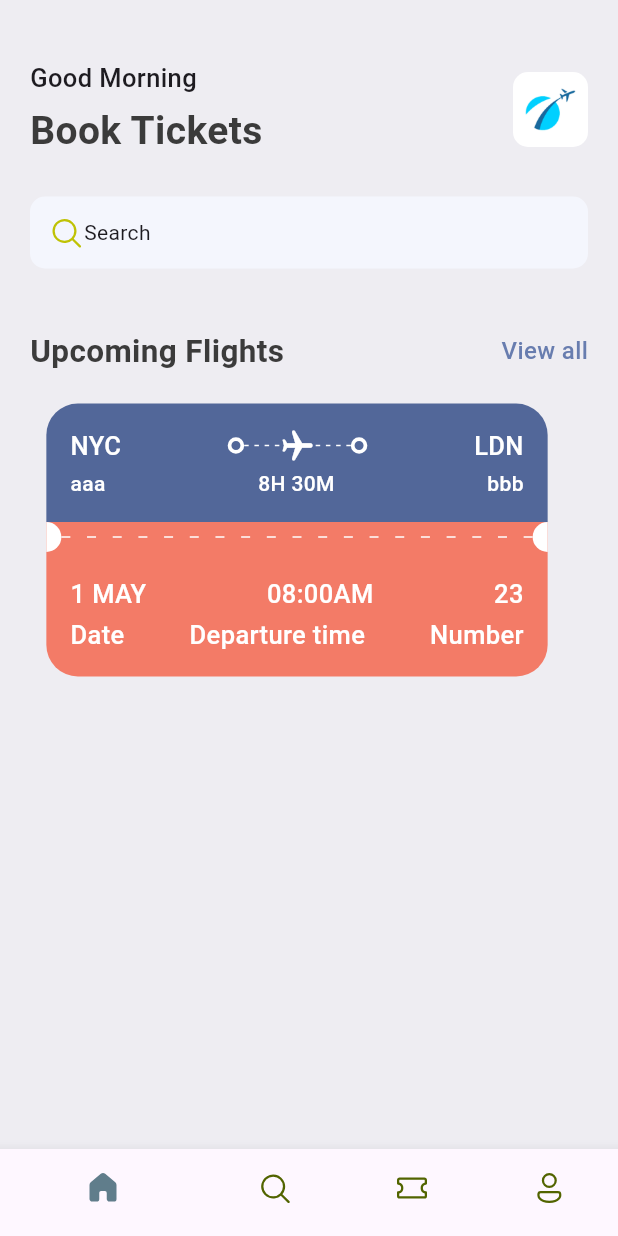
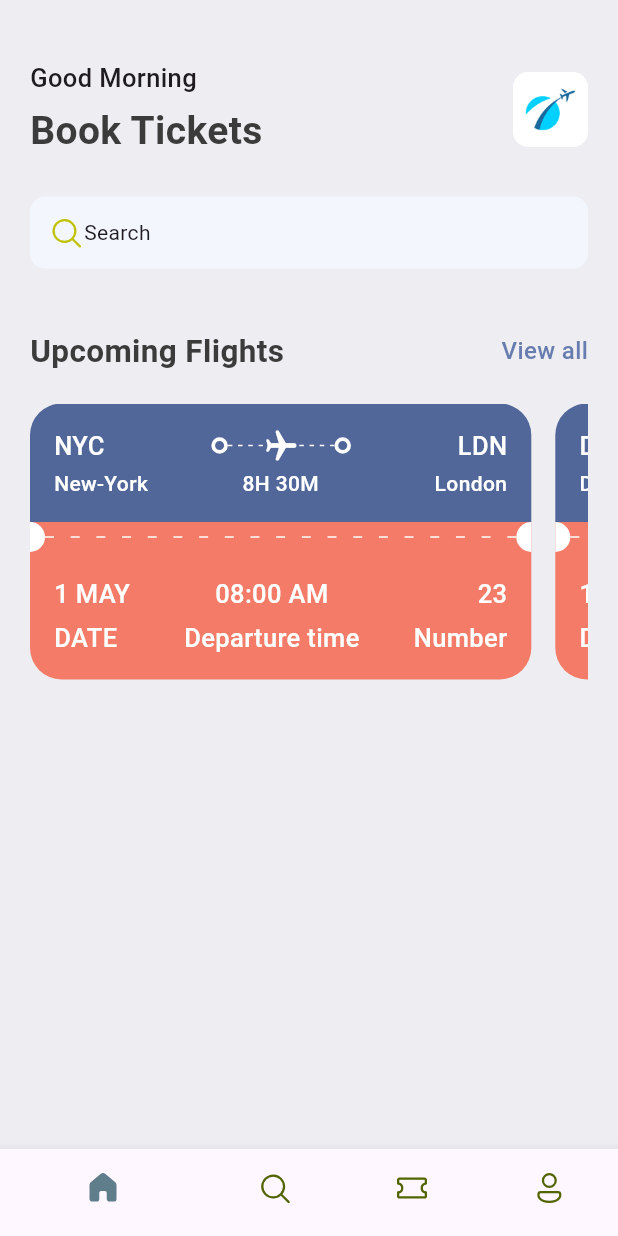
Before and after one commit to rodgers-munene/ticket_app, a Flutter app: the screen it shows after launch, on a phone screen of 412 x 824 dp. Run offline on Flutter 3.47's test engine with Material 3 defaults, Android fonts, the phone set to English and light mode, and no system bars; our stand-ins replace fluentui_icons.

Commit message:
mapping items for a list of maps and dynamically updating the data in the screen

```diff
--- /dev/null
+++ b/lib/base/utils/app_json.dart
@@ -0,0 +1,86 @@
+List<Map<String, dynamic>> ticketList = [
+  {
+    'from': {
+      'code':"NYC",
+      'name':"New-York"
+    },
+    'to': {
+      'code':"LDN",
+      'name':"London"
+    },
+    'flying_time': '8H 30M',
+    'date': "1 MAY",
+    'departure_time':"08:00 AM",
+    "number":23
+  },
+  {
+    'from': {
+      'code':"DK",
+      'name':"Dhaka"
+    },
+    'to': {
+      'code':"SH",
+      'name':"Shanghai"
+    },
+    'flying_time': '4H 20M',
+    'date': "10 MAY",
+    'departure_time':"09:00 AM",
+    "number":45
+  },
+  {
+    'from': {
+      'code':"DK",
+      'name':"Dhaka"
+    },
+    'to': {
+      'code':"GZ",
+      'name':"Guangzhou"
+    },
+    'flying_time': '4H 20M',
+    'date': "12 MAY",
+    'departure_time':"11:00 AM",
+    "number":55
+  },
+  {
+    'from': {
+      'code':"NYC",
+      'name':"New-York"
+    },
+    'to': {
+      'code':"LDN",
+      'name':"London"
+    },
+    'flying_time': '8H 30M',
+    'date': "1 MAY",
+    'departure_time':"08:00 AM",
+    "number":23
+  },
+  {
+    'from': {
+      'code':"DK",
+      'name':"Dhaka"
+    },
+    'to': {
+      'code':"SH",
+      'name':"Shanghai"
+    },
+    'flying_time': '4H 20M',
+    'date': "10 MAY",
+    'departure_time':"09:00 AM",
+    "number":45
+  },
+  {
+    'from': {
+      'code':"DK",
+      'name':"Dhaka"
+    },
+    'to': {
+      'code':"GZ",
+      'name':"Guangzhou"
+    },
+    'flying_time': '4H 20M',
+    'date': "12 MAY",
+    'departure_time':"11:00 AM",
+    "number":55
+  },
+];
--- /dev/null
+++ b/lib/base/widgets/app_column_text_layout.dart
@@ -0,0 +1,27 @@
+import 'package:flutter/material.dart';
+import 'package:ticket_app/base/widgets/text_style_third.dart';
+
+class AppColumnTextLayout extends StatelessWidget {
+  final String topText;
+  final String bottomText;
+  final CrossAxisAlignment align;
+
+  const AppColumnTextLayout({
+    super.key,
+    required this.topText,
+    required this.bottomText,
+    required this.align
+  });
+
+  @override
+  Widget build(BuildContext context) {
+    return Column(
+      crossAxisAlignment: align,
+      children: [
+        TextStyleThird(text: topText),
+        const SizedBox(height: 5),
+        TextStyleThird(text: bottomText),
+      ],
+    );
+  }
+}
--- a/lib/base/widgets/app_double_text.dart
+++ b/lib/base/widgets/app_double_text.dart
@@ -1,8 +1,13 @@
 import 'package:flutter/material.dart';
 import 'package:ticket_app/base/res/styles/app_styles.dart';
+import 'package:ticket_app/screens/all_tickets.dart';
 
 class AppDoubleText extends StatelessWidget {
-  const AppDoubleText({super.key, required this.bigText, required  this.smallText});
+  const AppDoubleText({
+    super.key,
+    required this.bigText,
+    required this.smallText,
+  });
 
   final String bigText;
   final String smallText;
@@ -12,18 +17,21 @@ class AppDoubleText extends StatelessWidget {
     return Row(
       mainAxisAlignment: MainAxisAlignment.spaceBetween,
       children: [
-          Text(
-            bigText,
-            style: AppStyles.headLineStyle2,
+        Text(bigText, style: AppStyles.headLineStyle2),
+        InkWell(
+          onTap: () {
+            Navigator.push(
+              context,
+              MaterialPageRoute<void>(
+                builder: (BuildContext context) => const AllTickets(),
               ),
-          InkWell(
+            );
+          },
           child: Text(
             smallText,
-            style: AppStyles.textStyle.copyWith(
-              color: AppStyles.primaryColor
+            style: AppStyles.textStyle.copyWith(color: AppStyles.primaryColor),
           ),
         ),
-          )
       ],
     );
   }
--- /dev/null
+++ b/lib/base/widgets/text_style_fourth.dart
@@ -0,0 +1,21 @@
+import 'package:flutter/material.dart';
+import 'package:ticket_app/base/res/styles/app_styles.dart';
+
+class TextStyleFourth extends StatelessWidget {
+  final String text;
+  final TextAlign align;
+  const TextStyleFourth({
+    super.key,
+    required this.text,
+    this.align = TextAlign.start,
+  });
+
+  @override
+  Widget build(BuildContext context) {
+    return Text(
+      text,
+      textAlign: align,
+      style: AppStyles.headLineStyle4.copyWith(color: Colors.white),
+    );
+  }
+}
--- /dev/null
+++ b/lib/base/widgets/text_style_third.dart
@@ -0,0 +1,16 @@
+import 'package:flutter/material.dart';
+import 'package:ticket_app/base/res/styles/app_styles.dart';
+
+class TextStyleThird extends StatelessWidget {
+  final String text;
+
+  const TextStyleThird({super.key, required this.text});
+
+  @override
+  Widget build(BuildContext context) {
+    return Text(
+      text,
+      style: AppStyles.headLineStyle3.copyWith(color: Colors.white),
+    );
+  }
+}
--- a/lib/base/widgets/ticket_view.dart
+++ b/lib/base/widgets/ticket_view.dart
@@ -1,11 +1,15 @@
 import 'package:flutter/material.dart';
 import 'package:ticket_app/base/res/styles/app_styles.dart';
+import 'package:ticket_app/base/widgets/app_column_text_layout.dart';
 import 'package:ticket_app/base/widgets/app_layout_builder.dart';
 import 'package:ticket_app/base/widgets/big_circle.dart';
 import 'package:ticket_app/base/widgets/big_dot.dart';
+import 'package:ticket_app/base/widgets/text_style_fourth.dart';
+import 'package:ticket_app/base/widgets/text_style_third.dart';
 
 class TicketView extends StatelessWidget {
-  const TicketView({super.key});
+  final Map<String, dynamic> ticket;
+  const TicketView({super.key, required this.ticket});
 
   @override
   Widget build(BuildContext context) {
@@ -33,12 +37,7 @@ class TicketView extends StatelessWidget {
                   // show departure and destination with icons
                   Row(
                     children: [
-                      Text(
-                        "NYC",
-                        style: AppStyles.headLineStyle3.copyWith(
-                          color: Colors.white,
-                        ),
-                      ),
+                      TextStyleThird(text: ticket["from"]["code"]),
                       Expanded(child: Container()),
                       BigDot(),
                       Expanded(
@@ -62,36 +61,25 @@ class TicketView extends StatelessWidget {
                       ),
                       BigDot(),
                       Expanded(child: Container()),
-                      Text(
-                        "LDN",
-                        style: AppStyles.headLineStyle3.copyWith(
-                          color: Colors.white,
-                        ),
-                      ),
+                      TextStyleThird(text: ticket["to"]["code"]),
                     ],
                   ),
                   SizedBox(height: 3),
                   // show departure and destination with time
                   Row(
                     children: [
-                      Text(
-                        "aaa",
-                        style: AppStyles.headLineStyle4.copyWith(
-                          color: Colors.white,
-                        ),
+                      SizedBox(
+                        width: 100,
+                        child: TextStyleFourth(text: ticket["from"]["name"]),
                       ),
                       Expanded(child: Container()),
-                      Text(
-                        "8H 30M",
-                        style: AppStyles.headLineStyle4.copyWith(
-                          color: Colors.white,
-                        ),
-                      ),
+                      TextStyleFourth(text: ticket["flying_time"]),
                       Expanded(child: Container()),
-                      Text(
-                        "bbb",
-                        style: AppStyles.headLineStyle4.copyWith(
-                          color: Colors.white,
+                      SizedBox(
+                        width: 100,
+                        child: TextStyleFourth(
+                          text: ticket["to"]["name"],
+                          align: TextAlign.end,
                         ),
                       ),
                     ],
@@ -105,9 +93,11 @@ class TicketView extends StatelessWidget {
               color: AppStyles.ticketOrange,
               child: Row(
                 children: [
-                  BigCircle(isRight: true,),
-                  Expanded(child: AppLayoutBuilder(randomDivider: 16, width: 6,)),
-                  BigCircle(isRight: false)
+                  BigCircle(isRight: true),
+                  Expanded(
+                    child: AppLayoutBuilder(randomDivider: 16, width: 6),
+                  ),
+                  BigCircle(isRight: false),
                 ],
               ),
             ),
@@ -125,52 +115,22 @@ class TicketView extends StatelessWidget {
                 children: [
                   // show departure and destination with icons
                   Row(
+                    mainAxisAlignment: MainAxisAlignment.spaceBetween,
                     children: [
-                      Text(
-                        "1 MAY",
-                        style: AppStyles.headLineStyle3.copyWith(
-                          color: Colors.white,
-                        ),
+                      AppColumnTextLayout(
+                        topText: ticket["date"],
+                        bottomText: "DATE",
+                        align: CrossAxisAlignment.start,
                       ),
-                      Expanded(child: Container()),
-                      Text(
-                        "08:00AM",
-                        style: AppStyles.headLineStyle3.copyWith(
-                          color: Colors.white,
-                        ),
+                      AppColumnTextLayout(
+                        topText: ticket["departure_time"],
+                        bottomText: "Departure time",
+                        align: CrossAxisAlignment.center,
                       ),
-                      Expanded(child: Container()),
-                      Text(
-                        "23",
-                        style: AppStyles.headLineStyle3.copyWith(
-                          color: Colors.white,
-                        ),
-                      ),
-                    ],
-                  ),
-                  SizedBox(height: 3),
-                  // show departure and destination with time
-                  Row(
-                    children: [
-                      Text(
-                        "Date",
-                        style: AppStyles.headLineStyle3.copyWith(
-                          color: Colors.white,
-                        ),
-                      ),
-                      Expanded(child: Container()),
-                      Text(
-                        "Departure time",
-                        style: AppStyles.headLineStyle3.copyWith(
-                          color: Colors.white,
-                        ),
-                      ),
-                      Expanded(child: Container()),
-                      Text(
-                        "Number",
-                        style: AppStyles.headLineStyle3.copyWith(
-                          color: Colors.white,
-                        ),
+                      AppColumnTextLayout(
+                        topText: ticket["number"].toString(),
+                        bottomText: "Number",
+                        align: CrossAxisAlignment.end,
                       ),
                     ],
                   ),
--- /dev/null
+++ b/lib/screens/all_tickets.dart
@@ -0,0 +1,12 @@
+import 'package:flutter/material.dart';
+
+class AllTickets extends StatelessWidget {
+  const AllTickets({super.key});
+
+  @override
+  Widget build(BuildContext context) {
+    return Scaffold(
+      appBar: AppBar(),
+    );
+  }
+}
--- a/lib/screens/home_screen.dart
+++ b/lib/screens/home_screen.dart
@@ -2,6 +2,7 @@ import 'package:fluentui_icons/fluentui_icons.dart';
 import 'package:flutter/material.dart';
 import 'package:ticket_app/base/res/media.dart';
 import 'package:ticket_app/base/res/styles/app_styles.dart';
+import 'package:ticket_app/base/utils/app_json.dart';
 import 'package:ticket_app/base/widgets/app_double_text.dart';
 import 'package:ticket_app/base/widgets/ticket_view.dart';
 
@@ -66,7 +67,13 @@ class HomeScreen extends StatelessWidget {
                 SizedBox(height: 40,),
                 AppDoubleText(bigText: "Upcoming Flights", smallText: "View all",),
                 SizedBox(height: 20,),
-                TicketView(),
+                SingleChildScrollView(
+                  scrollDirection: Axis.horizontal,
+                  child: Row(
+                    children: ticketList.take(2).map((item) => TicketView(ticket: item)).toList()
+                    ,
+                  ),
+                )
               ],
             ),
           ),
```
Lines whose indentation alone changed are shown as unchanged.
